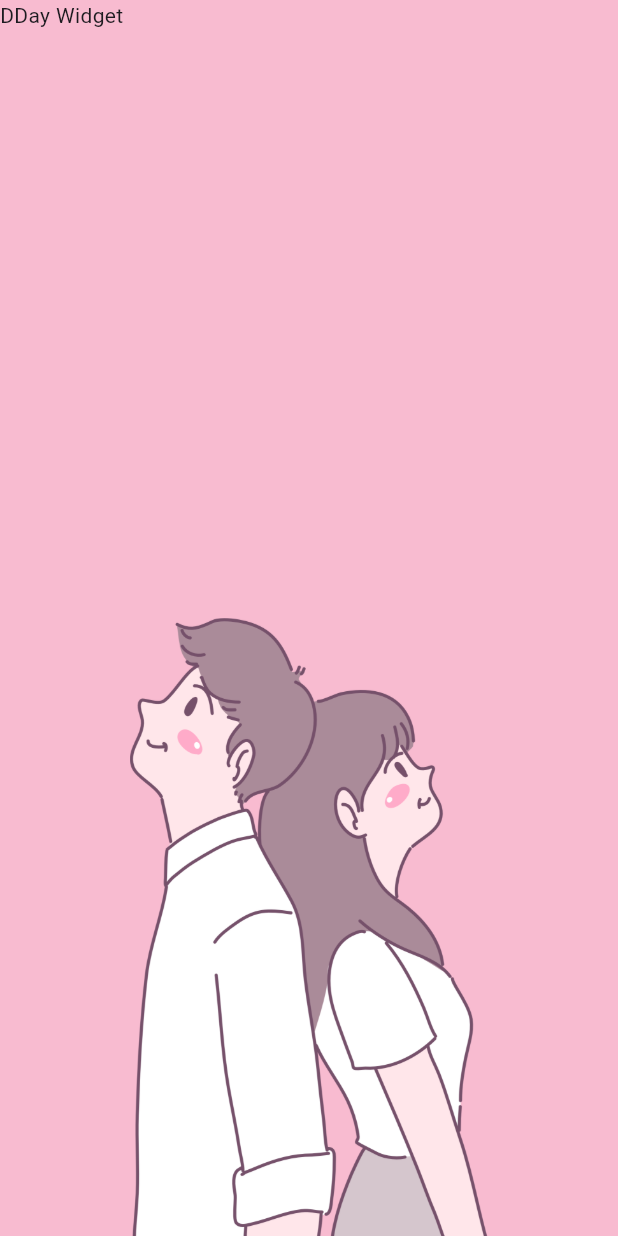
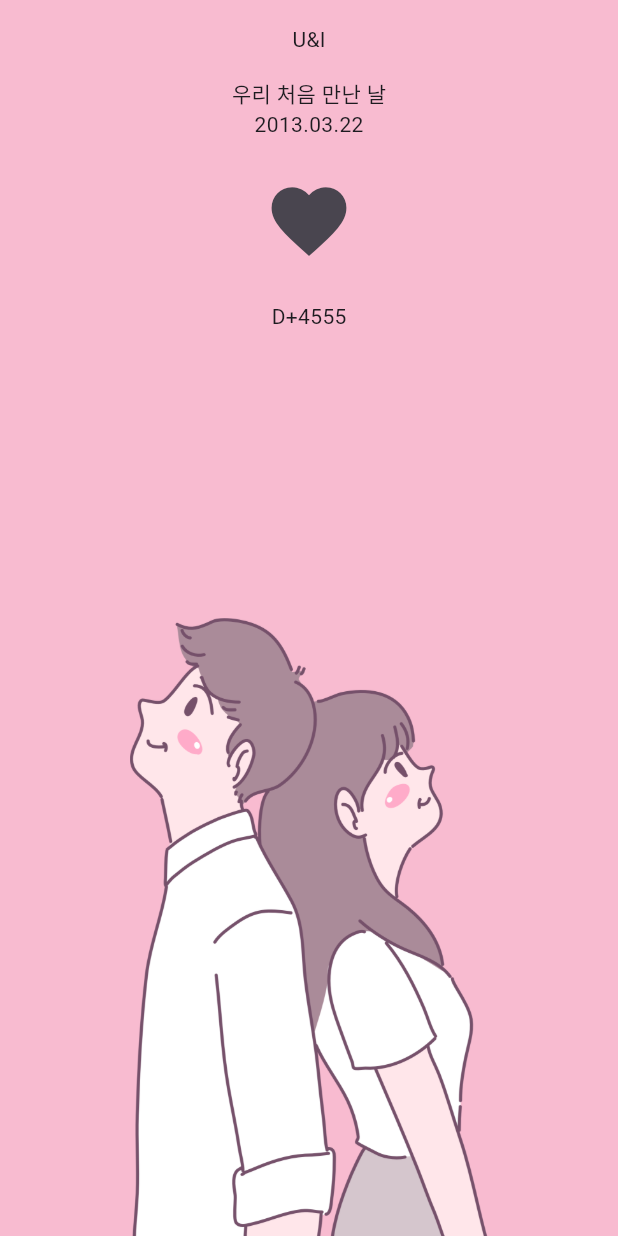
Before and after one commit to flutterian/u_and_i, a Flutter app: the screen it shows after launch, on a phone screen of 412 x 824 dp. Run offline on Flutter 3.47's test engine with Material 3 defaults, Android fonts, the phone set to English and light mode, and no system bars.

Commit message:
하드코딩으로 날짜, D+day 적용

```diff
--- a/lib/screen/home_screen.dart
+++ b/lib/screen/home_screen.dart
@@ -24,7 +24,23 @@ class HomeScreen extends StatelessWidget {
 class _DDay extends StatelessWidget {
   @override
   Widget build(BuildContext context) {
-    return Text('DDay Widget');
+    return Column(
+      children: [
+        const SizedBox(height: 16.0),
+        Text('U&I'),
+        const SizedBox(height: 16.0),
+        Text('우리 처음 만난 날'),
+        Text('2013.03.22'), // 임시로 하드 코딩
+        const SizedBox(height: 16.0),
+        IconButton(
+          iconSize: 60.0,
+          onPressed: () {},
+          icon: Icon(Icons.favorite),
+        ),
+        const SizedBox(height: 16.0),
+        Text('D+4555'),
+      ],
+    );
   }
 }
 
```
